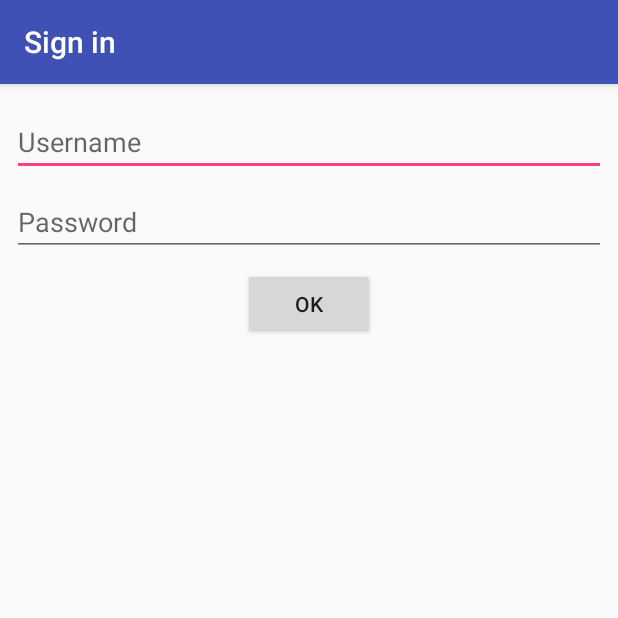
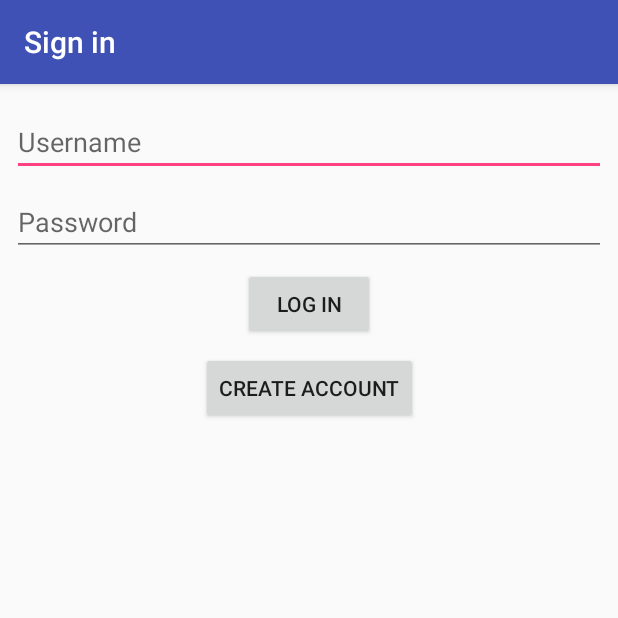
Before and after one commit to will-cromar/trackr-mobile, an Android app: the LoginActivity screen opened directly, with no data from a screen before it, on a phone screen of 412 x 824 dp, the top half of it. Run offline under Robolectric (Android 15) with nearby library versions, the phone set to English and light mode, and no system bars.

Commit message:
Added create account action to LoginActivity.

```diff
--- a/app/src/main/java/com/example/my/trackr/ui/LoginActivity.kt
+++ b/app/src/main/java/com/example/my/trackr/ui/LoginActivity.kt
@@ -40,5 +40,28 @@ class LoginActivity : AppCompatActivity() {
                 }
             }
         }
+
+        createAccountButton.setOnClickListener {
+            doAsync {
+                val username = usernameBox.text.toString()
+                val password = passwordBox.text.toString()
+
+                var message: String
+                try {
+                    sessionManager.attempSignUp(username, password)
+                    message = "Account created for ${sessionManager.username}!"
+                } catch (e: RuntimeException) {
+                    message = e.message!!
+                }
+
+                uiThread {
+                    Toast.makeText(this@LoginActivity, message, Toast.LENGTH_LONG).show()
+
+                    if (sessionManager.hasActiveSession){
+                        finish()
+                    }
+                }
+            }
+        }
     }
 }
--- a/app/src/main/res/layout/activity_login.xml
+++ b/app/src/main/res/layout/activity_login.xml
@@ -41,8 +41,20 @@
         android:layout_marginEnd="8dp"
         android:layout_marginStart="8dp"
         android:layout_marginTop="8dp"
-        android:text="@android:string/ok"
+        android:text="@string/login_text"
         app:layout_constraintEnd_toEndOf="parent"
         app:layout_constraintStart_toStartOf="parent"
         app:layout_constraintTop_toBottomOf="@+id/passwordBox" />
+
+    <Button
+        android:id="@+id/createAccountButton"
+        android:layout_width="wrap_content"
+        android:layout_height="wrap_content"
+        android:layout_marginEnd="8dp"
+        android:layout_marginStart="8dp"
+        android:layout_marginTop="8dp"
+        android:text="@string/create_account_text"
+        app:layout_constraintEnd_toEndOf="parent"
+        app:layout_constraintStart_toStartOf="parent"
+        app:layout_constraintTop_toBottomOf="@+id/loginButton" />
 </android.support.constraint.ConstraintLayout>
--- a/app/src/main/res/values/strings.xml
+++ b/app/src/main/res/values/strings.xml
@@ -104,4 +104,6 @@
     <string name="action_settings">Settings</string>
     <string name="title_default_profile">Profile</string>
     <string name="notification_channel_name">default_channel</string>
+    <string name="login_text">Log in</string>
+    <string name="create_account_text">Create account</string>
 </resources>
```
Also changed, not shown: app/src/main/java/com/example/my/trackr/data/UserSessionManager.kt (+11 -0 lines), app/src/main/java/com/example/my/trackr/data/WebApiService.kt (+11 -0 lines).
